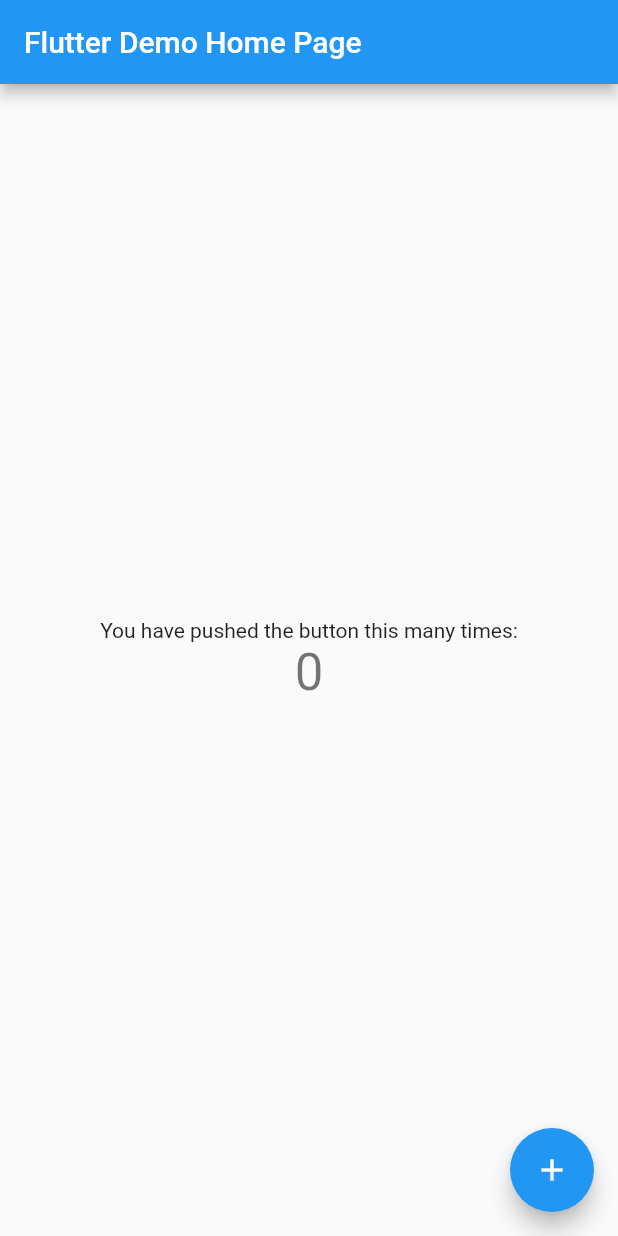
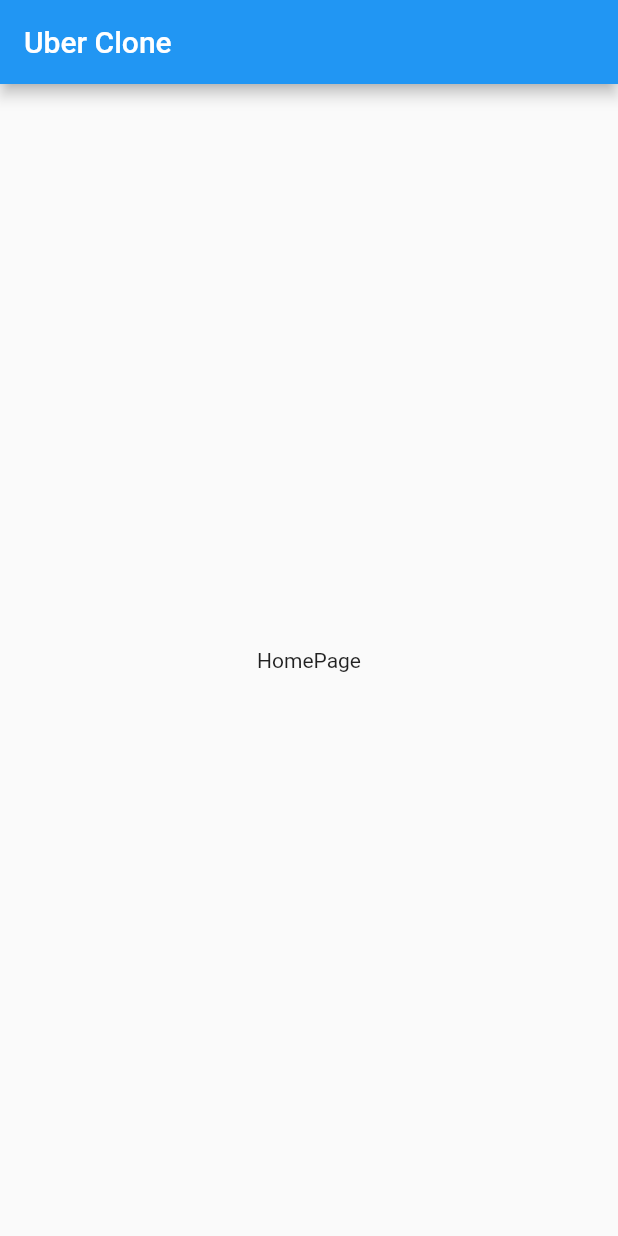
Before and after one commit to alvag/uber_clone_flutter, a Flutter app: the screen it shows after launch, on a phone screen of 412 x 824 dp. Run offline on Flutter 3.47's test engine with Material 2 defaults, Android fonts, the phone set to English and light mode, and no system bars.

Commit message:
first commit

```diff
--- a/lib/main.dart
+++ b/lib/main.dart
@@ -1,113 +1,26 @@
 import 'package:flutter/material.dart';
+import 'package:uber_clone/pages/home/home_page.dart';
 
 void main() {
   runApp(MyApp());
 }
 
-class MyApp extends StatelessWidget {
-  // This widget is the root of your application.
+class MyApp extends StatefulWidget {
+  const MyApp({Key? key}) : super(key: key);
+
+  @override
+  _MyAppState createState() => _MyAppState();
+}
+
+class _MyAppState extends State<MyApp> {
   @override
   Widget build(BuildContext context) {
     return MaterialApp(
-      title: 'Flutter Demo',
-      theme: ThemeData(
-        // This is the theme of your application.
-        //
-        // Try running your application with "flutter run". You'll see the
-        // application has a blue toolbar. Then, without quitting the app, try
-        // changing the primarySwatch below to Colors.green and then invoke
-        // "hot reload" (press "r" in the console where you ran "flutter run",
-        // or simply save your changes to "hot reload" in a Flutter IDE).
-        // Notice that the counter didn't reset back to zero; the application
-        // is not restarted.
-        primarySwatch: Colors.blue,
-      ),
-      home: MyHomePage(title: 'Flutter Demo Home Page'),
+      title: 'Uber Clone',
+      initialRoute: 'home',
+      routes: {
+        'home': (BuildContext context) => HomePage()
+      },
     );
   }
 }
-
-class MyHomePage extends StatefulWidget {
-  MyHomePage({Key? key, required this.title}) : super(key: key);
-
-  // This widget is the home page of your application. It is stateful, meaning
-  // that it has a State object (defined below) that contains fields that affect
-  // how it looks.
-
-  // This class is the configuration for the state. It holds the values (in this
-  // case the title) provided by the parent (in this case the App widget) and
-  // used by the build method of the State. Fields in a Widget subclass are
-  // always marked "final".
-
-  final String title;
-
-  @override
-  _MyHomePageState createState() => _MyHomePageState();
-}
-
-class _MyHomePageState extends State<MyHomePage> {
-  int _counter = 0;
-
-  void _incrementCounter() {
-    setState(() {
-      // This call to setState tells the Flutter framework that something has
-      // changed in this State, which causes it to rerun the build method below
-      // so that the display can reflect the updated values. If we changed
-      // _counter without calling setState(), then the build method would not be
-      // called again, and so nothing would appear to happen.
-      _counter++;
-    });
-  }
-
-  @override
-  Widget build(BuildContext context) {
-    // This method is rerun every time setState is called, for instance as done
-    // by the _incrementCounter method above.
-    //
-    // The Flutter framework has been optimized to make rerunning build methods
-    // fast, so that you can just rebuild anything that needs updating rather
-    // than having to individually change instances of widgets.
-    return Scaffold(
-      appBar: AppBar(
-        // Here we take the value from the MyHomePage object that was created by
-        // the App.build method, and use it to set our appbar title.
-        title: Text(widget.title),
-      ),
-      body: Center(
-        // Center is a layout widget. It takes a single child and positions it
-        // in the middle of the parent.
-        child: Column(
-          // Column is also a layout widget. It takes a list of children and
-          // arranges them vertically. By default, it sizes itself to fit its
-          // children horizontally, and tries to be as tall as its parent.
-          //
-          // Invoke "debug painting" (press "p" in the console, choose the
-          // "Toggle Debug Paint" action from the Flutter Inspector in Android
-          // Studio, or the "Toggle Debug Paint" command in Visual Studio Code)
-          // to see the wireframe for each widget.
-          //
-          // Column has various properties to control how it sizes itself and
-          // how it positions its children. Here we use mainAxisAlignment to
-          // center the children vertically; the main axis here is the vertical
-          // axis because Columns are vertical (the cross axis would be
-          // horizontal).
-          mainAxisAlignment: MainAxisAlignment.center,
-          children: <Widget>[
-            Text(
-              'You have pushed the button this many times:',
-            ),
-            Text(
-              '$_counter',
-              style: Theme.of(context).textTheme.headline4,
-            ),
-          ],
-        ),
-      ),
-      floatingActionButton: FloatingActionButton(
-        onPressed: _incrementCounter,
-        tooltip: 'Increment',
-        child: Icon(Icons.add),
-      ), // This trailing comma makes auto-formatting nicer for build methods.
-    );
-  }
-}
--- /dev/null
+++ b/lib/pages/home/home_page.dart
@@ -0,0 +1,15 @@
+import 'package:flutter/material.dart';
+
+class HomePage extends StatelessWidget {
+  const HomePage({Key? key}) : super(key: key);
+
+  @override
+  Widget build(BuildContext context) {
+    return Scaffold(
+      appBar: AppBar(title: Text('Uber Clone')),
+      body: Center(
+        child: Text('HomePage'),
+      ),
+    );
+  }
+}
--- a/pubspec.yaml
+++ b/pubspec.yaml
@@ -34,7 +34,7 @@ dev_dependencies:
     sdk: flutter
 
 # For information on the generic Dart part of this file, see the
-# following page: https://dart.dev/tools/pub/pubspec
+# following pages: https://dart.dev/tools/pub/pubspec
 
 # The following section is specific to Flutter.
 flutter:
```
